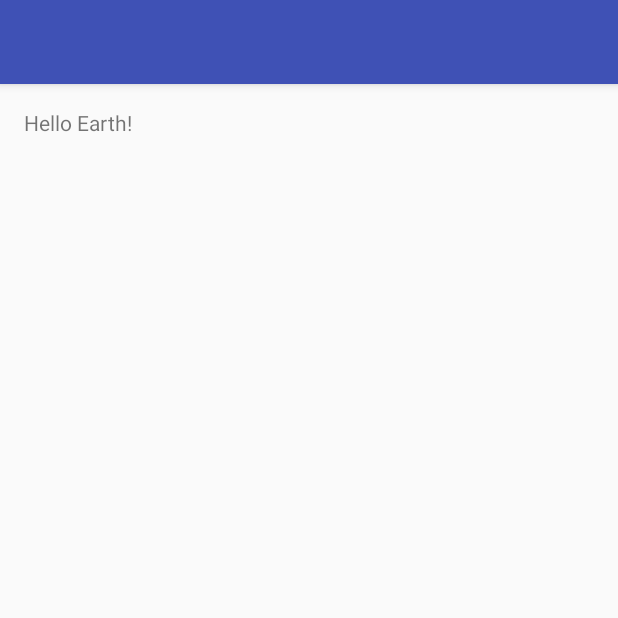
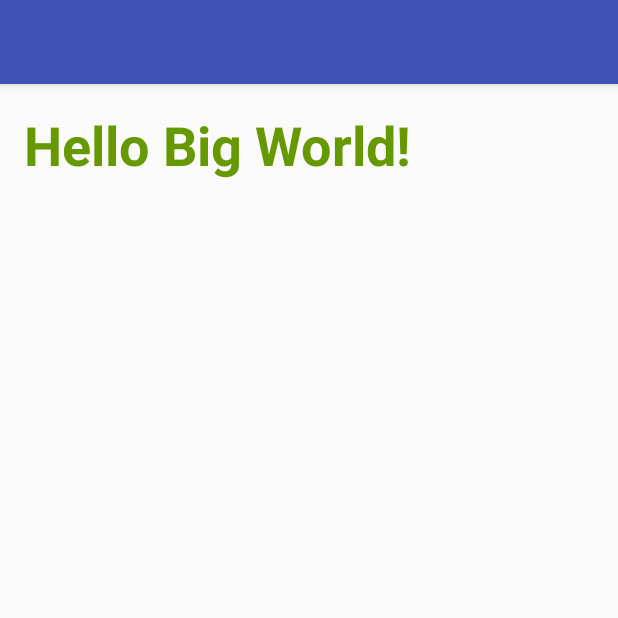
Before and after one commit to RPSproject/RPS, an Android app: the screen it shows after launch (MainActivity), on a phone screen of 412 x 824 dp, the top half of it. Run offline under Robolectric (Android 15) with nearby library versions, the phone set to English and light mode, and no system bars.

Commit message:
changed text to big

```diff
--- a/app/src/main/res/layout/activity_main.xml
+++ b/app/src/main/res/layout/activity_main.xml
@@ -13,5 +13,8 @@
     <TextView
         android:layout_width="wrap_content"
         android:layout_height="wrap_content"
-        android:text="Hello Earth!" />
+        android:text="Hello Big World!"
+        android:textSize="36sp"
+        android:textStyle="normal|bold"
+        android:textColor="@android:color/holo_green_dark" />
 </RelativeLayout>
```
